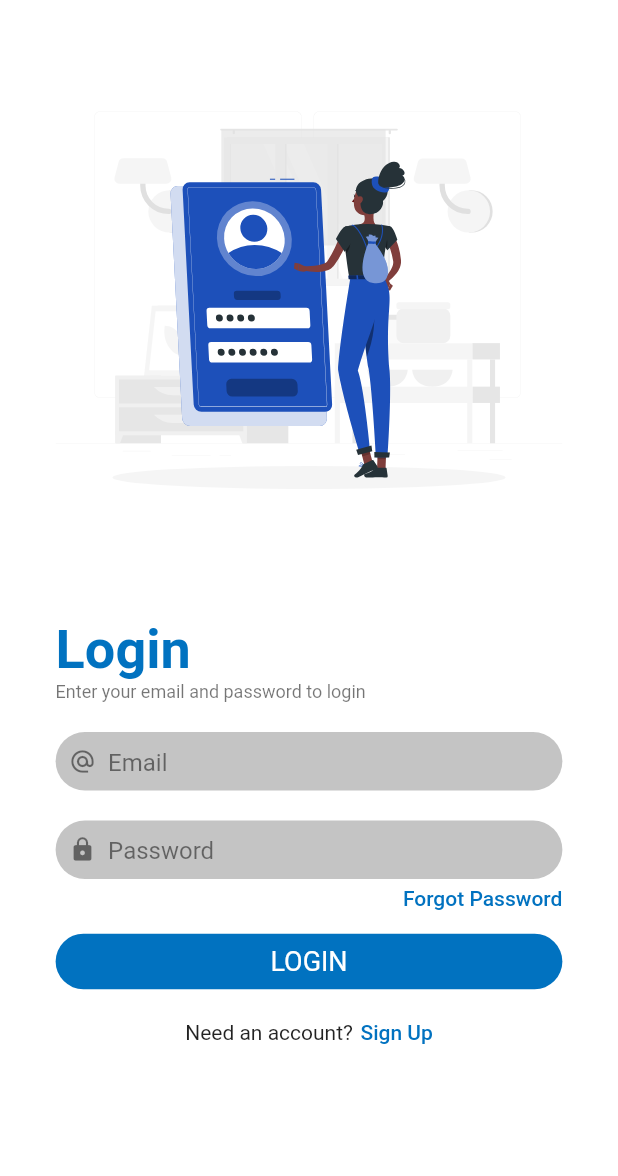
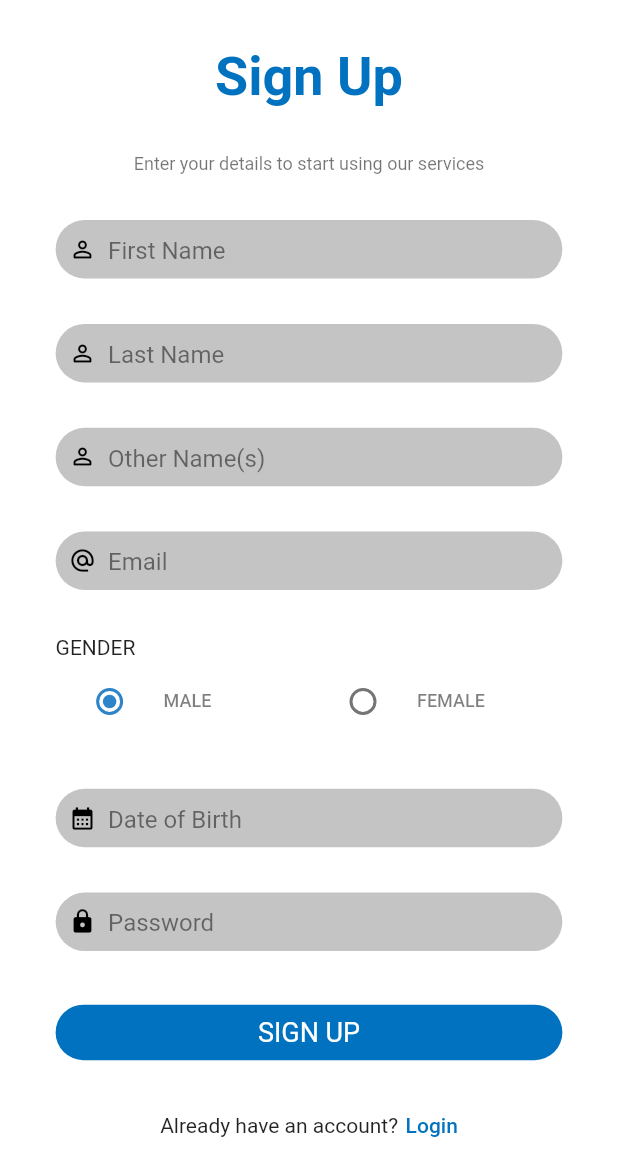
Before and after one commit to gyatashoa/final_year_project_mobile_app, a Flutter app: the screen it shows after launch, on a phone screen of 412 x 824 dp. Shown: the top 1176 px of the screen. Run offline on Flutter 3.47's test engine with Material 2 defaults, Android fonts, the phone set to English and light mode, and no system bars; our stand-ins replace flutter_svg.

Commit message:
added signup page

```diff
--- a/lib/main.dart
+++ b/lib/main.dart
@@ -1,5 +1,6 @@
 import 'package:final_year_project_mobile_app/pages/home.dart';
 import 'package:final_year_project_mobile_app/pages/login.dart';
+import 'package:final_year_project_mobile_app/pages/signup.dart';
 import 'package:final_year_project_mobile_app/theme/apptheme.dart';
 import 'package:flutter/material.dart';
 
@@ -16,7 +17,7 @@ class MyApp extends StatelessWidget {
     return MaterialApp(
       title: 'Flutter Demo',
       theme: AppTheme.theme,
-      home: const LoginPage(),
+      home: const SignupPage(),
     );
   }
 }
--- /dev/null
+++ b/lib/pages/signup.dart
@@ -0,0 +1,118 @@
+import 'package:final_year_project_mobile_app/widgets/custom_auth_btn.dart';
+import 'package:final_year_project_mobile_app/widgets/custom_link.dart';
+import 'package:final_year_project_mobile_app/widgets/custom_textfield.dart';
+import 'package:flutter/material.dart';
+
+class SignupPage extends StatelessWidget {
+  const SignupPage({Key? key}) : super(key: key);
+
+  @override
+  Widget build(BuildContext context) {
+    final devSize = MediaQuery.of(context).size;
+    return SafeArea(
+      child: Scaffold(
+        backgroundColor: Colors.white,
+        body: Padding(
+          padding: EdgeInsets.symmetric(horizontal: devSize.width * .09),
+          child: SingleChildScrollView(
+            child: Container(
+              height: devSize.height,
+              child: Column(
+                mainAxisAlignment: MainAxisAlignment.spaceEvenly,
+                crossAxisAlignment: CrossAxisAlignment.center,
+                children: [
+                  Text('Sign Up', style: Theme.of(context).textTheme.headline1),
+                  Text(
+                    'Enter your details to start using our services',
+                    style: Theme.of(context).textTheme.bodySmall,
+                  ),
+                  // const SizedBox(
+                  //   height: 10,
+                  // ),
+                  //TODO: add person icon
+                  const CustomTextField(
+                      keyType: TextInputType.text,
+                      hintText: 'First Name',
+                      iconData: Icons.person_outline_rounded),
+                  const CustomTextField(
+                      keyType: TextInputType.text,
+                      hintText: 'Last Name',
+                      iconData: Icons.person_outline_rounded),
+                  const CustomTextField(
+                      keyType: TextInputType.text,
+                      hintText: 'Other Name(s)',
+                      iconData: Icons.person_outline_rounded),
+
+                  const CustomTextField(
+                      keyType: TextInputType.emailAddress,
+                      hintText: 'Email',
+                      iconData: Icons.alternate_email),
+                  Column(
+                    children: [
+                      const Align(
+                          alignment: Alignment.centerLeft,
+                          child: Text('GENDER')),
+                      Row(
+                        children: [
+                          Expanded(
+                            child: RadioListTile(
+                              // selected: true,
+                              title: const Text('MALE'),
+                              value: 'MALE',
+                              groupValue: 'MALE',
+                              onChanged: (val) {
+                                print(val);
+                              },
+                            ),
+                          ),
+                          Expanded(
+                            child: RadioListTile(
+                                title: const Text('FEMALE'),
+                                value: 'MALE',
+                                groupValue: 'GENDER',
+                                onChanged: (val) {}),
+                          ),
+                        ],
+                      ),
+                    ],
+                  ),
+                  const CustomTextField(
+                      enabled: false,
+                      keyType: TextInputType.datetime,
+                      hintText: 'Date of Birth',
+                      iconData: Icons.calendar_month),
+                  const CustomTextField(
+                      keyType: TextInputType.visiblePassword,
+                      hintText: 'Password',
+                      iconData: Icons.lock),
+
+                  //TODO: Add correct icon for password
+                  // const CustomTextField(
+                  //     keyType: TextInputType.visiblePassword,
+                  //     hintText: 'Confirm Password',
+                  //     iconData: Icons.lock),
+
+                  const CustomAuthBtn(text: 'SIGN UP'),
+
+                  Row(
+                    mainAxisAlignment: MainAxisAlignment.center,
+                    children: [
+                      const Text('Already have an account?'),
+                      const SizedBox(
+                        width: 5,
+                      ),
+                      CustomLink(text: 'Login', callback: () {})
+                    ],
+                  ),
+                  SizedBox(
+                    height: 5,
+                  ),
+                ],
+              ),
+            ),
+          ),
+        ),
+      ),
+    );
+  }
+}
--- a/lib/widgets/custom_textfield.dart
+++ b/lib/widgets/custom_textfield.dart
@@ -2,10 +2,15 @@ import 'package:flutter/material.dart';
 
 class CustomTextField extends StatelessWidget {
   const CustomTextField(
-      {Key? key, this.keyType, required this.hintText, required this.iconData})
+      {Key? key,
+      this.keyType,
+      this.enabled = true,
+      required this.hintText,
+      required this.iconData})
       : super(key: key);
   final String hintText;
   final IconData iconData;
+  final bool enabled;
   final TextInputType? keyType;
 
   @override
@@ -17,14 +22,21 @@ class CustomTextField extends StatelessWidget {
         padding: const EdgeInsets.all(9.0),
         child: Row(
           children: [
-            Icon(
-              iconData,
-              size: 18,
-              color: Colors.black.withOpacity(.5),
-            ),
+            Icon(iconData, size: 18, color: Colors.black),
             const SizedBox(width: 8),
             Expanded(
               child: TextField(
+                readOnly: !enabled,
+                // enabled: enabled,
+                onTap: () {
+                  !enabled
+                      ? showDatePicker(
+                          context: context,
+                          initialDate: DateTime.now(),
+                          firstDate: DateTime.now(),
+                          lastDate: DateTime.now())
+                      : null;
+                },
                 keyboardType: keyType,
                 style: const TextStyle(
                     fontWeight: FontWeight.w400,
```
